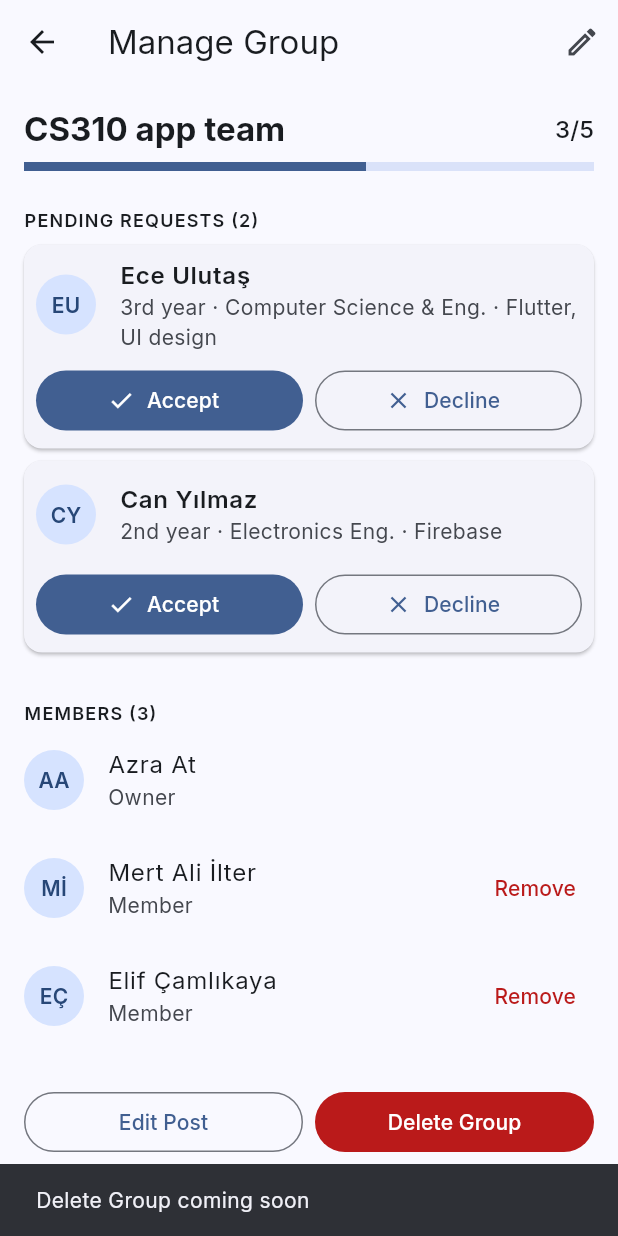
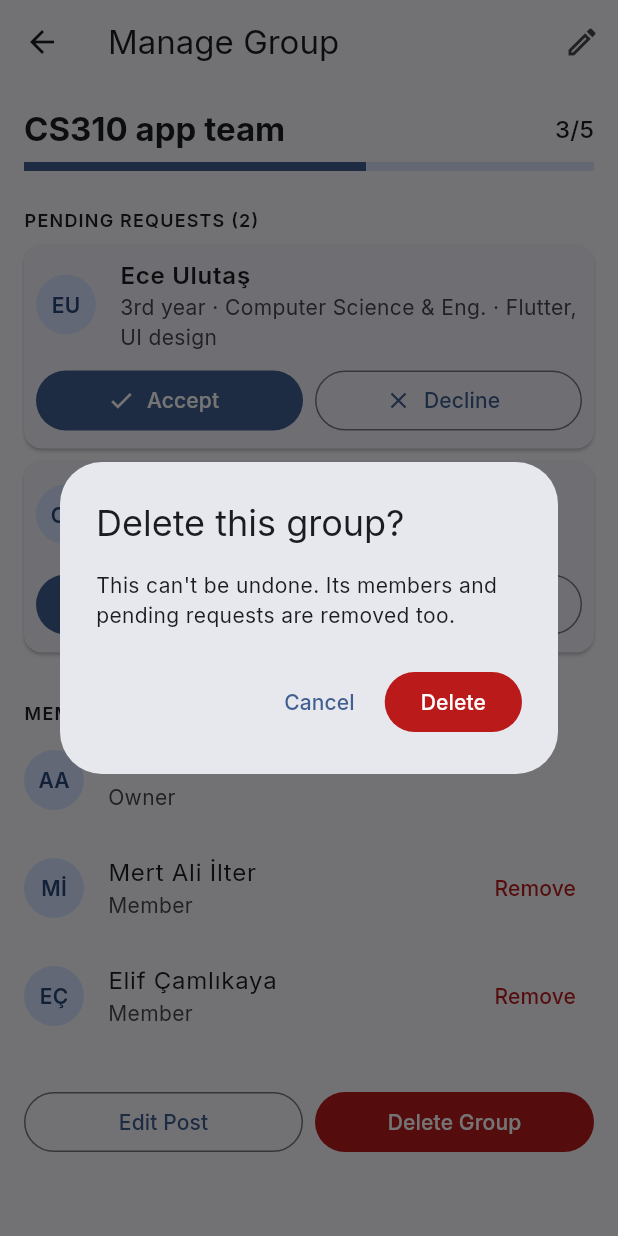
Before and after one commit to ssinix/sunite, a Flutter app: the ManageGroupScreen screen opened directly with sample values from the repository, after a tap on "Delete Group", on a phone screen of 412 x 824 dp. Run offline on Flutter 3.47's test engine with Material 3 defaults, Android fonts, the phone set to English and light mode, and no system bars.

Commit message:
Add shared confirm dialog and Delete Group flow

```diff
--- a/lib/screens/my_groups/manage_group_screen.dart
+++ b/lib/screens/my_groups/manage_group_screen.dart
@@ -5,6 +5,7 @@ import 'package:sunite/screens/my_groups/widgets/pending_request_card.dart';
 import 'package:sunite/screens/profile/other_profile_screen.dart';
 import 'package:sunite/utils/app_spacing.dart';
 import 'package:sunite/utils/app_text_styles.dart';
+import 'package:sunite/utils/dialog_utils.dart';
 import 'package:sunite/utils/snackbar_utils.dart';
 import 'package:sunite/widgets/user_avatar.dart';
 
@@ -16,10 +17,14 @@ class ManageGroupScreen extends StatefulWidget {
   // Called after every change, so My Groups can update the group's card
   final void Function(Group updated) onChanged;
 
+  // Called when the owner deletes the group, so My Groups can remove it
+  final void Function(Group deleted) onDelete;
+
   const ManageGroupScreen({
     super.key,
     required this.group,
     required this.onChanged,
+    required this.onDelete,
   });
 
   @override
@@ -94,9 +99,20 @@ class _ManageGroupScreenState extends State<ManageGroupScreen> {
     showAppSnackBar(context, 'Edit Post coming soon');
   }
 
-  // TODO: confirmation dialog and delete (next step)
-  void _deleteGroup() {
-    showAppSnackBar(context, 'Delete Group coming soon');
+  // Asks for confirmation, then deletes the group and goes back to My Groups
+  Future<void> _deleteGroup() async {
+    final confirmed = await showConfirmDialog(
+      context,
+      title: 'Delete this group?',
+      message: 'This can\'t be undone. Its members and pending requests '
+          'are removed too.',
+      confirmLabel: 'Delete',
+    );
+    // Stop if the user cancelled, or if this screen closed in the meantime
+    if (!confirmed || !mounted) return;
+
+    widget.onDelete(_group);
+    Navigator.pop(context);
   }
 
   @override
--- a/lib/screens/my_groups/my_groups_screen.dart
+++ b/lib/screens/my_groups/my_groups_screen.dart
@@ -47,9 +47,17 @@ class _MyGroupsScreenState extends State<MyGroupsScreen> {
         builder: (context) => ManageGroupScreen(
           group: group,
           onChanged: _updateOwnedGroup,
+          onDelete: _deleteOwnedGroup,
         ),
       ),
     );
+  }
+
+  void _deleteOwnedGroup(Group deleted) {
+    setState(() {
+      _ownedGroups = _ownedGroups.where((g) => g.id != deleted.id).toList();
+    });
+    showAppSnackBar(context, '"${deleted.title}" was deleted');
   }
 
   // Swaps the old copy of a group for the updated one from Manage Group
--- /dev/null
+++ b/lib/utils/dialog_utils.dart
@@ -0,0 +1,40 @@
+import 'package:flutter/material.dart';
+
+// O4. Confirmation dialog for destructive actions (Delete Group, and
+// Delete post on My Posts). The confirm button is red.
+// Returns true only if the user taps the confirm button.
+Future<bool> showConfirmDialog(
+  BuildContext context, {
+  required String title,
+  required String message,
+  required String confirmLabel,
+}) async {
+  final confirmed = await showDialog<bool>(
+    context: context,
+    builder: (context) {
+      final colors = Theme.of(context).colorScheme;
+
+      return AlertDialog(
+        title: Text(title),
+        content: Text(message),
+        actions: [
+          TextButton(
+            onPressed: () => Navigator.pop(context, false),
+            child: const Text('Cancel'),
+          ),
+          FilledButton(
+            onPressed: () => Navigator.pop(context, true),
+            style: FilledButton.styleFrom(
+              backgroundColor: colors.error,
+              foregroundColor: colors.onError,
+            ),
+            child: Text(confirmLabel),
+          ),
+        ],
+      );
+    },
+  );
+
+  // null when the dialog is closed by tapping outside it or pressing back
+  return confirmed ?? false;
+}
```
